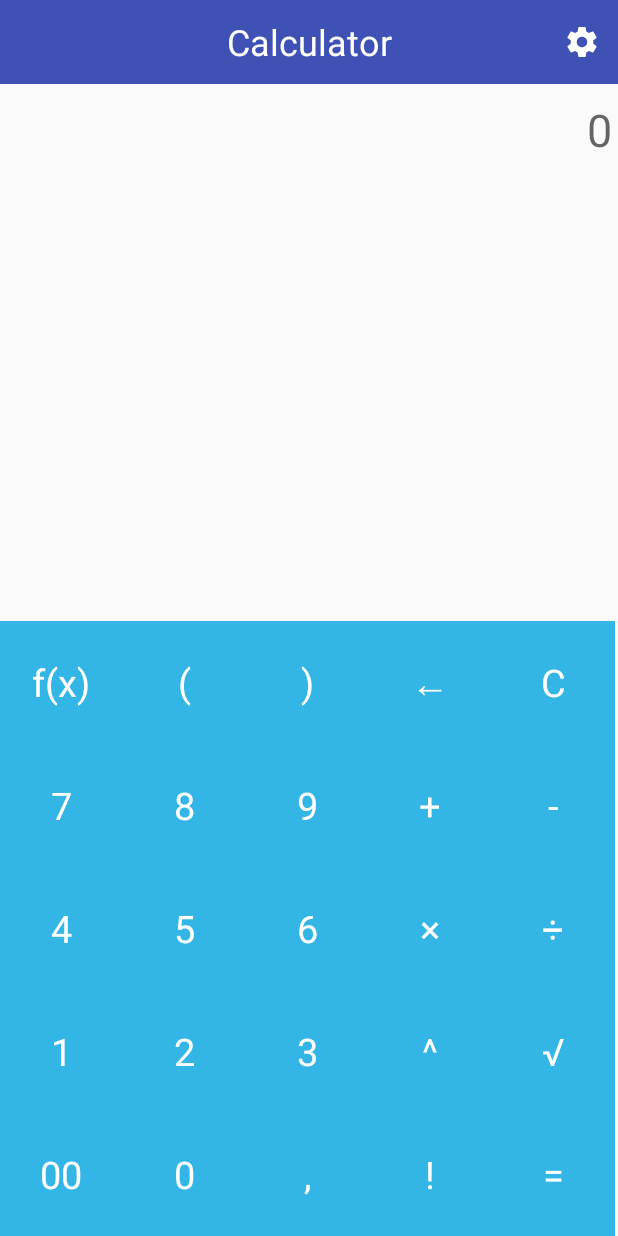
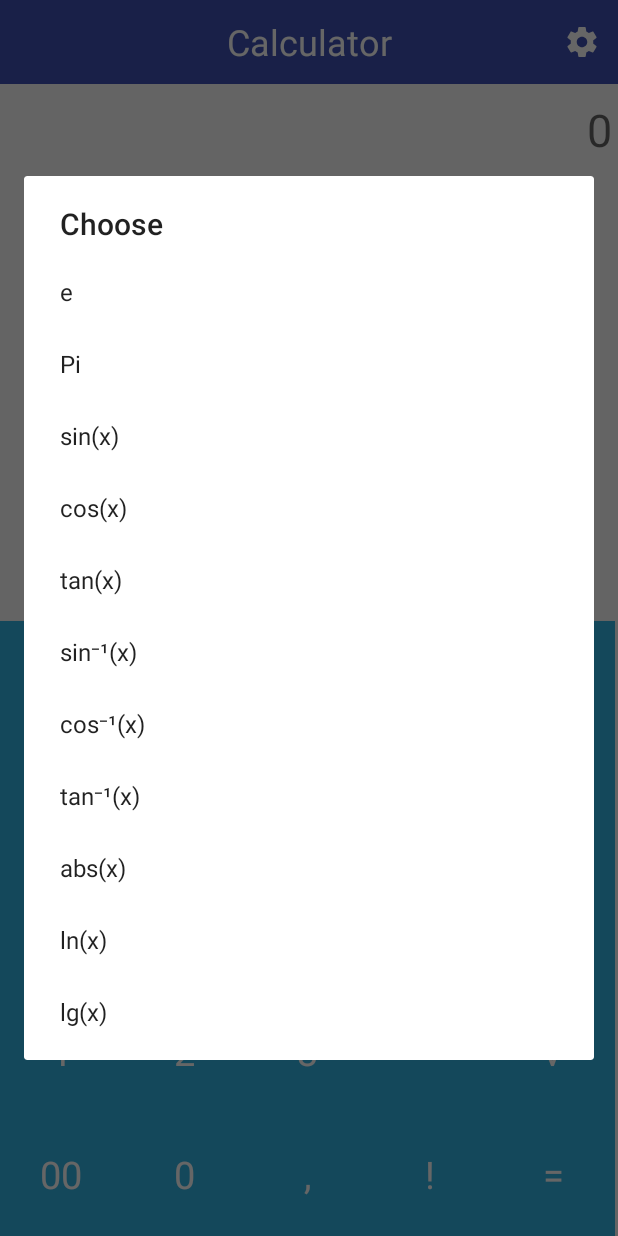
Before and after one commit to seniorlaguna/Calculator, an Android app: the screen it shows after launch (MainActivity), after a tap on "f(x)", on a phone screen of 412 x 824 dp. Run offline under Robolectric (Android 15) with nearby library versions, the phone set to English and light mode, and no system bars; libraries missing offline, so code that uses them is left out: com.udojava.evalex.

Commit message:
Function Dialog created Basic Functions like sin(x), cos(x) added

```diff
--- a/app/src/main/java/de/seniorlaguna/calculator/FunctionDialog.java
+++ b/app/src/main/java/de/seniorlaguna/calculator/FunctionDialog.java
@@ -1,6 +1,42 @@
 package de.seniorlaguna.calculator;
 
-import android.app.DialogFragment;
+
+import android.app.Dialog;
+import android.content.DialogInterface;
+import android.os.Bundle;
+import android.support.v4.app.DialogFragment;
+import android.support.v7.app.AlertDialog;
 
 public class FunctionDialog extends DialogFragment {
+
+    protected MainActivity mMainActivity;
+
+    public void setMainActivity(MainActivity pMainActivity) {
+        mMainActivity = pMainActivity;
+    }
+
+    public Dialog onCreateDialog(Bundle savedInstanceState) {
+
+        AlertDialog.Builder builder = new AlertDialog.Builder(getActivity());
+
+        builder.setTitle("Choose");
+        builder.setItems(R.array.functions, new DialogInterface.OnClickListener() {
+            @Override
+            public void onClick(DialogInterface dialog, int which) {
+
+                String func = getResources().getStringArray(R.array.functions)[which];
+
+                if (func.length() > 2) {
+                    mMainActivity.insertIntoDisplay(func.substring(0, func.length() - 2));
+                }
+                else {
+                    mMainActivity.insertIntoDisplay(func);
+                }
+
+            }
+        });
+
+        return builder.create();
+
+    }
 }
--- a/app/src/main/java/de/seniorlaguna/calculator/MainActivity.java
+++ b/app/src/main/java/de/seniorlaguna/calculator/MainActivity.java
@@ -2,20 +2,17 @@ package de.seniorlaguna.calculator;
 
 import android.content.Intent;
 import android.os.Build;
-import android.os.Debug;
-import android.preference.PreferenceActivity;
 import android.preference.PreferenceManager;
+import android.support.v4.app.DialogFragment;
 import android.support.v7.app.AppCompatActivity;
 import android.os.Bundle;
 import android.support.v7.widget.Toolbar;
-import android.util.Log;
 import android.view.Menu;
 import android.view.MenuItem;
 import android.view.View;
 import android.widget.Button;
 import android.widget.EditText;
 import android.widget.GridLayout;
-import android.widget.Toast;
 
 import com.udojava.evalex.Expression;
 
@@ -155,8 +152,6 @@ public class MainActivity extends AppCompatActivity implements View.OnClickListe
         } catch (Exception e) {}
     }
 
-    protected void selectFunction() {}
-
     protected void calc() {
         String term = mDisplay.getText().toString();
         term = term.replace("√", "sqrt");
@@ -191,4 +186,11 @@ public class MainActivity extends AppCompatActivity implements View.OnClickListe
         mDisplay.setSelection(cursor+pText.length());
     }
 
+    protected void selectFunction() {
+
+        FunctionDialog dialogFragment = new FunctionDialog();
+        dialogFragment.setMainActivity(this);
+        dialogFragment.show(getSupportFragmentManager(), "functions");
+    }
+
 }
--- a/app/src/main/res/values/arrays.xml
+++ b/app/src/main/res/values/arrays.xml
@@ -6,4 +6,19 @@
         <item>DEG</item>
     </string-array>
 
+    <string-array name="functions">
+        <item>e</item>
+        <item>Pi</item>
+        <item>sin(x)</item>
+        <item>cos(x)</item>
+        <item>tan(x)</item>
+        <item>sin⁻¹(x)</item>
+        <item>cos⁻¹(x)</item>
+        <item>tan⁻¹(x)</item>
+        <item>abs(x)</item>
+        <item>ln(x)</item>
+        <item>lg(x)</item>
+
+    </string-array>
+
 </resources>
```
